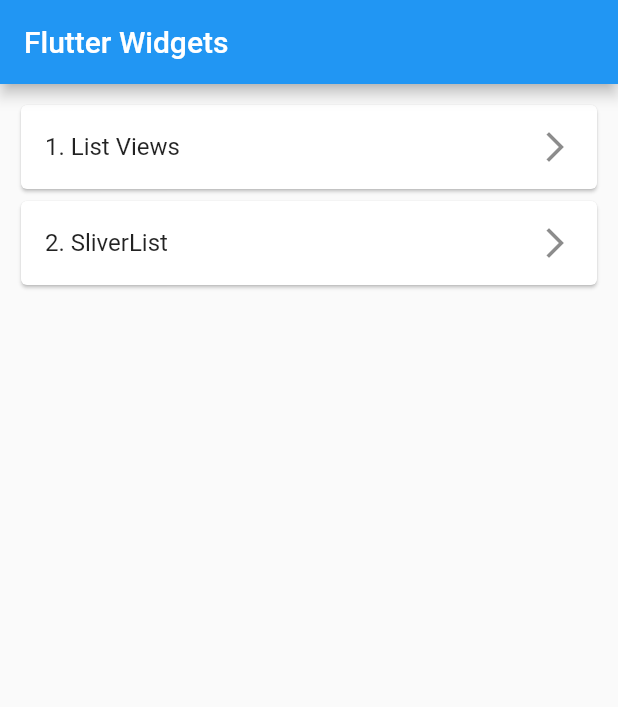
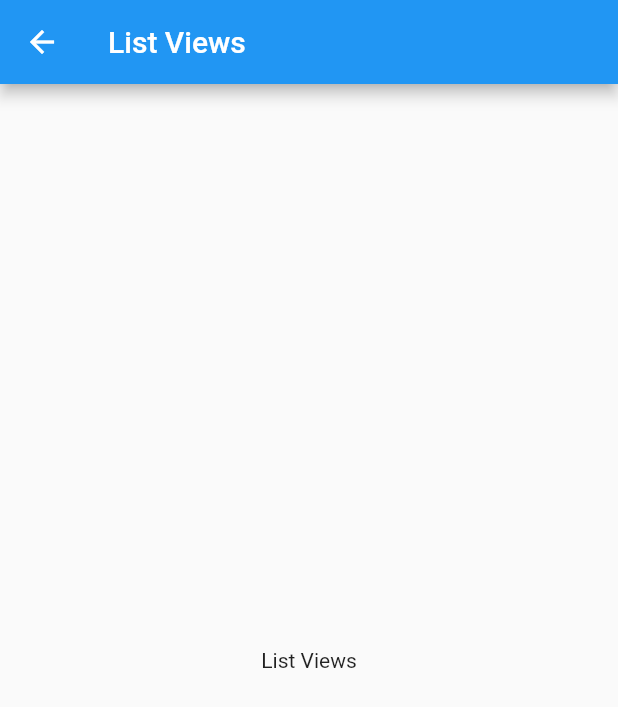
Before and after one commit to fortinjoffrey/flutter_Widgets_Guide, a Flutter app: the screen it shows after launch, after a tap on an icon or button, on a phone screen of 412 x 824 dp. Shown: the top 707 px of the screen. Run offline on Flutter 3.47's test engine with Material 2 defaults, Android fonts, the phone set to English and light mode, and no system bars.

Commit message:
003 RouteGenerator, ListViewScreen, SliverListScreen,
- Route Generator Implementation
- Choice class created (containing title and routeName)
- onTap pushes the corresponding screen (list view or sliver list screen
- listviews_home & sliverlists_home created

```diff
--- a/lib/main.dart
+++ b/lib/main.dart
@@ -1,5 +1,6 @@
 import 'package:flutter/material.dart';
 import 'package:widgets_guide/screens/home.dart';
+import 'package:widgets_guide/services/route_generator.dart';
 
 void main() => runApp(MyApp());
 
@@ -9,6 +10,8 @@ class MyApp extends StatelessWidget {
     return MaterialApp(
       title: 'Flutter Demo',
       home: Home(),
+      initialRoute: '/',
+      onGenerateRoute: RouteGenerator.generateRoute,
     );
   }
 }
--- /dev/null
+++ b/lib/models/choice.dart
@@ -0,0 +1,6 @@
+class Choice {
+  final String title;
+  final String routeName;
+
+  const Choice(this.title, this.routeName);
+}
--- /dev/null
+++ b/lib/models/routes_name.dart
@@ -0,0 +1,5 @@
+class RoutesName {
+  static const String home = '/';
+  static const String listviews = '/listviews';
+  static const String sliverlists = '/sliverlists';
+}
--- a/lib/screens/home.dart
+++ b/lib/screens/home.dart
@@ -1,4 +1,5 @@
 import 'package:flutter/material.dart';
+import 'package:widgets_guide/shared/constants.dart';
 
 class Home extends StatelessWidget {
   const Home({Key key}) : super(key: key);
@@ -16,7 +17,7 @@ class Home extends StatelessWidget {
 }
 
 class HomeList extends StatelessWidget {
-  final _choices = ['List Views', 'SliverList'];
+  final _choices = List.of(mainChoices);
 
   @override
   Widget build(BuildContext context) {
@@ -26,7 +27,7 @@ class HomeList extends StatelessWidget {
       itemBuilder: (context, index) {
         return GestureDetector(
           onTap: () {
-            // TODO
+            Navigator.of(context).pushNamed(_choices[index].routeName);
           },
           child: Padding(
             padding: EdgeInsets.all(0.0),
@@ -34,11 +35,10 @@ class HomeList extends StatelessWidget {
               child: ListTile(
                 trailing: Icon(Icons.arrow_forward_ios),
                 title: Text(
-                  '${index + 1}. ' + _choices[index],
+                  '${index + 1}. ' + _choices[index].title,
                   style: TextStyle(fontSize: 16.0),
                 ),
               ),
-              // color: Color,
             ),
           ),
         );
--- /dev/null
+++ b/lib/screens/listviews_home.dart
@@ -0,0 +1,17 @@
+import 'package:flutter/material.dart';
+
+class ListViewsHome extends StatelessWidget {
+  const ListViewsHome({Key key}) : super(key: key);
+
+  @override
+  Widget build(BuildContext context) {
+    return Scaffold(
+      appBar: AppBar(
+        title: Text('List Views'),
+      ),
+      body: Center(
+        child: Text('List Views'),
+      ),
+    );
+  }
+}
--- /dev/null
+++ b/lib/services/route_generator.dart
@@ -0,0 +1,39 @@
+import 'package:flutter/material.dart';
+import 'package:widgets_guide/models/routes_name.dart';
+import 'package:widgets_guide/screens/home.dart';
+import 'package:widgets_guide/screens/listviews_home.dart';
+import 'package:widgets_guide/screens/sliverlists_home.dart';
+
+class RouteGenerator {
+  static Route<dynamic> generateRoute(RouteSettings settings) {
+    //final args = settings.arguments;
+
+    String routeName = settings.name;
+
+    switch (routeName) {
+      case RoutesName.home:
+        return MaterialPageRoute(builder: (_) => Home());
+      case RoutesName.listviews:
+        return MaterialPageRoute(builder: (_) => ListViewsHome());
+      case RoutesName.sliverlists:
+        return MaterialPageRoute(builder: (_) => SliverListsHome());
+      default:
+        return _errorRoute();
+    }
+  }
+
+  static Route<dynamic> _errorRoute() {
+    return MaterialPageRoute(
+      builder: (context) {
+        return Scaffold(
+          appBar: AppBar(
+            title: Text('Error'),
+          ),
+          body: Center(
+            child: Text('ERROR'),
+          ),
+        );
+      },
+    );
+  }
+}
--- /dev/null
+++ b/lib/shared/constants.dart
@@ -0,0 +1,7 @@
+import 'package:widgets_guide/models/choice.dart';
+import 'package:widgets_guide/models/routes_name.dart';
+
+const List<Choice> mainChoices = [
+  Choice('List Views', RoutesName.listviews),
+  Choice('SliverList TODO', RoutesName.sliverlists),
+];
```
Also changed, not shown: lib/screens/sliverlists_home.dart (added, +17 -0 lines).
